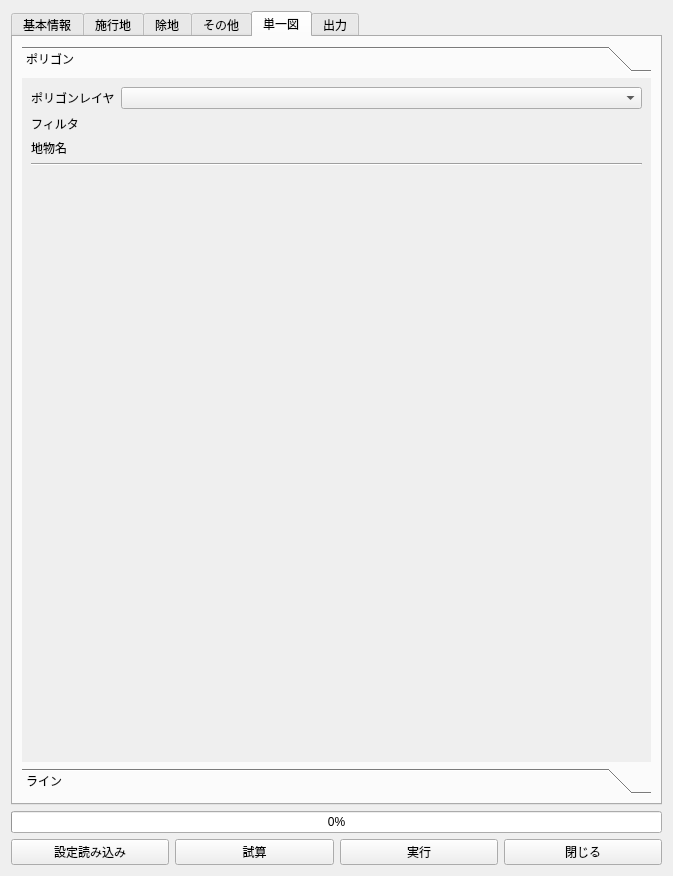
Old version of the form uav.ui in the repository CleanDiesel/RingyoZumenMaker.
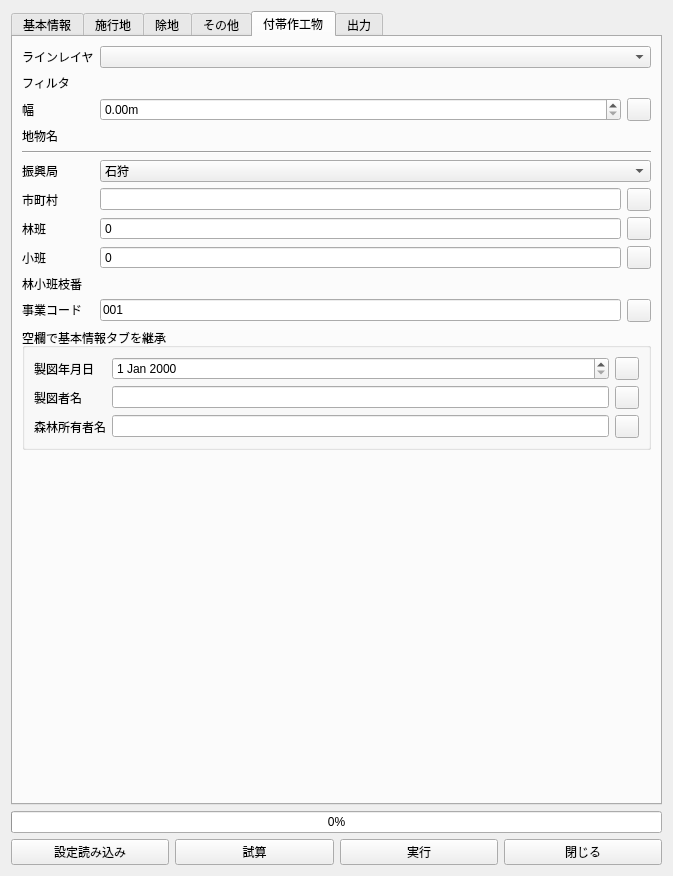
New version of the form. The open tabs and pages were chosen to show the change. Custom widgets are drawn as their Qt base class.

Patch:
```diff
--- a/uav.ui
+++ b/uav.ui
@@ -821,133 +821,315 @@
      </widget>
      <widget class="QWidget" name="tab_4">
       <attribute name="title">
-       <string>単一図</string>
+       <string>付帯作工物</string>
       </attribute>
       <layout class="QVBoxLayout" name="verticalLayout_3">
        <item>
-        <widget class="QToolBox" name="toolBox">
-         <property name="currentIndex">
-          <number>0</number>
-         </property>
-         <widget class="QWidget" name="page_3">
-          <property name="geometry">
-           <rect>
-            <x>0</x>
-            <y>0</y>
-            <width>631</width>
-            <height>686</height>
-           </rect>
-          </property>
-          <attribute name="label">
-           <string>ポリゴン</string>
-          </attribute>
-          <layout class="QFormLayout" name="formLayout_11">
-           <item row="0" column="0">
-            <widget class="QLabel" name="label_46">
-             <property name="text">
-              <string>ポリゴンレイヤ</string>
-             </property>
-            </widget>
-           </item>
-           <item row="0" column="1">
-            <widget class="QgsMapLayerComboBox" name="mMapLayerComboBox_4"/>
-           </item>
-           <item row="1" column="0">
-            <widget class="QLabel" name="label_47">
-             <property name="text">
-              <string>フィルタ</string>
-             </property>
-            </widget>
-           </item>
-           <item row="1" column="1">
-            <widget class="QgsFieldExpressionWidget" name="mFieldExpressionWidget_8"/>
-           </item>
-           <item row="2" column="0">
-            <widget class="QLabel" name="label_48">
-             <property name="text">
-              <string>地物名</string>
-             </property>
-            </widget>
-           </item>
-           <item row="2" column="1">
-            <widget class="QgsFieldExpressionWidget" name="mFieldExpressionWidget_9"/>
-           </item>
-           <item row="3" column="0" colspan="2">
-            <widget class="Line" name="line_5">
-             <property name="orientation">
-              <enum>Qt::Orientation::Horizontal</enum>
-             </property>
-            </widget>
-           </item>
-          </layout>
-         </widget>
-         <widget class="QWidget" name="page_4">
-          <property name="geometry">
-           <rect>
-            <x>0</x>
-            <y>0</y>
-            <width>631</width>
-            <height>686</height>
-           </rect>
-          </property>
-          <attribute name="label">
-           <string>ライン</string>
-          </attribute>
-          <layout class="QFormLayout" name="formLayout_12">
-           <item row="0" column="0">
-            <widget class="QLabel" name="Label">
-             <property name="text">
-              <string>ラインレイヤ</string>
-             </property>
-            </widget>
-           </item>
-           <item row="0" column="1">
-            <widget class="QgsMapLayerComboBox" name="QgsMapLayerComboBox"/>
-           </item>
-           <item row="1" column="0">
-            <widget class="QLabel" name="Label_2">
-             <property name="text">
-              <string>フィルタ</string>
-             </property>
-            </widget>
-           </item>
-           <item row="1" column="1">
-            <widget class="QgsFieldExpressionWidget" name="QgsFieldExpressionWidget"/>
-           </item>
-           <item row="2" column="0">
-            <widget class="QLabel" name="label_50">
-             <property name="text">
-              <string>幅</string>
-             </property>
-            </widget>
-           </item>
-           <item row="2" column="1">
-            <widget class="QDoubleSpinBox" name="doubleSpinBox">
+        <layout class="QFormLayout" name="formLayout_12">
+         <item row="0" column="0">
+          <widget class="QLabel" name="Label">
+           <property name="text">
+            <string>ラインレイヤ</string>
+           </property>
+          </widget>
+         </item>
+         <item row="0" column="1">
+          <widget class="QgsMapLayerComboBox" name="singleLine"/>
+         </item>
+         <item row="1" column="0">
+          <widget class="QLabel" name="Label_2">
+           <property name="text">
+            <string>フィルタ</string>
+           </property>
+          </widget>
+         </item>
+         <item row="1" column="1">
+          <widget class="QgsFieldExpressionWidget" name="singleLineFilter"/>
+         </item>
+         <item row="2" column="0">
+          <widget class="QLabel" name="label_50">
+           <property name="text">
+            <string>幅</string>
+           </property>
+          </widget>
+         </item>
+         <item row="2" column="1">
+          <layout class="QHBoxLayout" name="singleLineWidthLayout">
+           <item>
+            <widget class="QDoubleSpinBox" name="singleLineWidth">
              <property name="suffix">
               <string>m</string>
              </property>
             </widget>
            </item>
-           <item row="3" column="0">
-            <widget class="QLabel" name="label_49">
+           <item>
+            <widget class="QgsPropertyOverrideButton" name="singleLineWidthOverride"/>
+           </item>
+          </layout>
+         </item>
+         <item row="3" column="0">
+          <widget class="QLabel" name="label_49">
+           <property name="text">
+            <string>地物名</string>
+           </property>
+          </widget>
+         </item>
+         <item row="3" column="1">
+          <widget class="QgsFieldExpressionWidget" name="singleLineName"/>
+         </item>
+         <item row="4" column="0" colspan="2">
+          <widget class="Line" name="line">
+           <property name="orientation">
+            <enum>Qt::Orientation::Horizontal</enum>
+           </property>
+          </widget>
+         </item>
+         <item row="5" column="0">
+          <widget class="QLabel" name="singleLineLabel_11">
+           <property name="text">
+            <string>振興局</string>
+           </property>
+          </widget>
+         </item>
+         <item row="5" column="1">
+          <widget class="QComboBox" name="singleLineShinkokyoku">
+           <item>
+            <property name="text">
+             <string>石狩</string>
+            </property>
+           </item>
+           <item>
+            <property name="text">
+             <string>胆振</string>
+            </property>
+           </item>
+           <item>
+            <property name="text">
+             <string>オホーツク</string>
+            </property>
+           </item>
+           <item>
+            <property name="text">
+             <string>上川</string>
+            </property>
+           </item>
+           <item>
+            <property name="text">
+             <string>釧路</string>
+            </property>
+           </item>
+           <item>
+            <property name="text">
+             <string>後志</string>
+            </property>
+           </item>
+           <item>
+            <property name="text">
+             <string>宗谷</string>
+            </property>
+           </item>
+           <item>
+            <property name="text">
+             <string>空知</string>
+            </property>
+           </item>
+           <item>
+            <property name="text">
+             <string>十勝</string>
+            </property>
+           </item>
+           <item>
+            <property name="text">
+             <string>根室</string>
+            </property>
+           </item>
+           <item>
+            <property name="text">
+             <string>渡島</string>
+            </property>
+           </item>
+           <item>
+            <property name="text">
+             <string>日高</string>
+            </property>
+           </item>
+           <item>
+            <property name="text">
+             <string>檜山</string>
+            </property>
+           </item>
+           <item>
+            <property name="text">
+             <string>留萌</string>
+            </property>
+           </item>
+          </widget>
+         </item>
+         <item row="6" column="0">
+          <widget class="QLabel" name="singleLineLabel_16">
+           <property name="text">
+            <string>市町村</string>
+           </property>
+          </widget>
+         </item>
+         <item row="6" column="1">
+          <layout class="QHBoxLayout" name="singleLineHorizontalLayout_3">
+           <item>
+            <widget class="QLineEdit" name="singleLineShichoson">
+             <property name="maxLength">
+              <number>20</number>
+             </property>
+            </widget>
+           </item>
+           <item>
+            <widget class="QgsPropertyOverrideButton" name="singleLineShichosonOverride">
              <property name="text">
-              <string>地物名</string>
+              <string/>
              </property>
             </widget>
            </item>
-           <item row="3" column="1">
-            <widget class="QgsFieldExpressionWidget" name="mFieldExpressionWidget_10"/>
+          </layout>
+         </item>
+         <item row="7" column="0">
+          <widget class="QLabel" name="singleLineLabel_17">
+           <property name="text">
+            <string>林班</string>
+           </property>
+          </widget>
+         </item>
+         <item row="7" column="1">
+          <layout class="QHBoxLayout" name="singleLineHorizontalLayout_4">
+           <item>
+            <widget class="QSpinBox" name="singleLineRinpan">
+             <property name="buttonSymbols">
+              <enum>QAbstractSpinBox::ButtonSymbols::NoButtons</enum>
+             </property>
+            </widget>
            </item>
-           <item row="4" column="0" colspan="2">
-            <widget class="Line" name="line">
-             <property name="orientation">
-              <enum>Qt::Orientation::Horizontal</enum>
+           <item>
+            <widget class="QgsPropertyOverrideButton" name="singleLineRinpanOverride"/>
+           </item>
+          </layout>
+         </item>
+         <item row="8" column="0">
+          <widget class="QLabel" name="singleLineLabel_19">
+           <property name="text">
+            <string>小班</string>
+           </property>
+          </widget>
+         </item>
+         <item row="8" column="1">
+          <layout class="QHBoxLayout" name="singleLineHorizontalLayout_5">
+           <item>
+            <widget class="QSpinBox" name="singleLineShohan">
+             <property name="buttonSymbols">
+              <enum>QAbstractSpinBox::ButtonSymbols::NoButtons</enum>
              </property>
             </widget>
            </item>
+           <item>
+            <widget class="QgsPropertyOverrideButton" name="singleLineShohanOverride"/>
+           </item>
           </layout>
-         </widget>
-        </widget>
+         </item>
+         <item row="9" column="0">
+          <widget class="QLabel" name="singleLineLabel_20">
+           <property name="text">
+            <string>林小班枝番</string>
+           </property>
+          </widget>
+         </item>
+         <item row="9" column="1">
+          <widget class="QgsFieldExpressionWidget" name="singleLineEdaban"/>
+         </item>
+         <item row="10" column="0">
+          <widget class="QLabel" name="singleLineLabel_25">
+           <property name="text">
+            <string>&lt;html&gt;&lt;head/&gt;&lt;body&gt;&lt;p&gt;事業コード&lt;/p&gt;&lt;/body&gt;&lt;/html&gt;</string>
+           </property>
+          </widget>
+         </item>
+         <item row="10" column="1">
+          <layout class="QHBoxLayout" name="singleLineHorizontalLayout_6">
+           <item>
+            <widget class="QLineEdit" name="singleLineJigyoCode">
+             <property name="inputMask">
+              <string/>
+             </property>
+             <property name="text">
+              <string>001</string>
+             </property>
+             <property name="maxLength">
+              <number>3</number>
+             </property>
+            </widget>
+           </item>
+           <item>
+            <widget class="QgsPropertyOverrideButton" name="singleLineJigyoCodeOverride"/>
+           </item>
+          </layout>
+         </item>
+         <item row="11" column="0" colspan="2">
+          <widget class="QGroupBox" name="singleLineGroupBox_2">
+           <property name="title">
+            <string>空欄で基本情報タブを継承</string>
+           </property>
+           <layout class="QFormLayout" name="singleLineFormLayout_7">
+            <item row="1" column="0">
+             <widget class="QLabel" name="singleLineLabel_21">
+              <property name="text">
+               <string>製図年月日</string>
+              </property>
+             </widget>
+            </item>
+            <item row="2" column="0">
+             <widget class="QLabel" name="singleLineLabel_23">
+              <property name="text">
+               <string>製図者名</string>
+              </property>
+             </widget>
+            </item>
+            <item row="3" column="0">
+             <widget class="QLabel" name="singleLineLabel_24">
+              <property name="text">
+               <string>森林所有者名</string>
+              </property>
+             </widget>
+            </item>
+            <item row="1" column="1">
+             <layout class="QHBoxLayout" name="singleLineHorizontalLayout_7">
+              <item>
+               <widget class="QDateEdit" name="singleLineSeizubi2"/>
+              </item>
+              <item>
+               <widget class="QgsPropertyOverrideButton" name="singleLineSeizubi2Override"/>
+              </item>
+             </layout>
+            </item>
+            <item row="2" column="1">
+             <layout class="QHBoxLayout" name="singleLineHorizontalLayout_8">
+              <item>
+               <widget class="QLineEdit" name="singleLineSeizusha2"/>
+              </item>
+              <item>
+               <widget class="QgsPropertyOverrideButton" name="singleLineSeizusha2Override"/>
+              </item>
+             </layout>
+            </item>
+            <item row="3" column="1">
+             <layout class="QHBoxLayout" name="singleLineHorizontalLayout_9">
+              <item>
+               <widget class="QLineEdit" name="singleLineSanrinshoyusha2"/>
+              </item>
+              <item>
+               <widget class="QgsPropertyOverrideButton" name="singleLineSanrinshoyusha2Override"/>
+              </item>
+             </layout>
+            </item>
+           </layout>
+          </widget>
+         </item>
+        </layout>
        </item>
       </layout>
      </widget>
```
Left out of the diff: 211 changed lines with no effect on the pictures.
